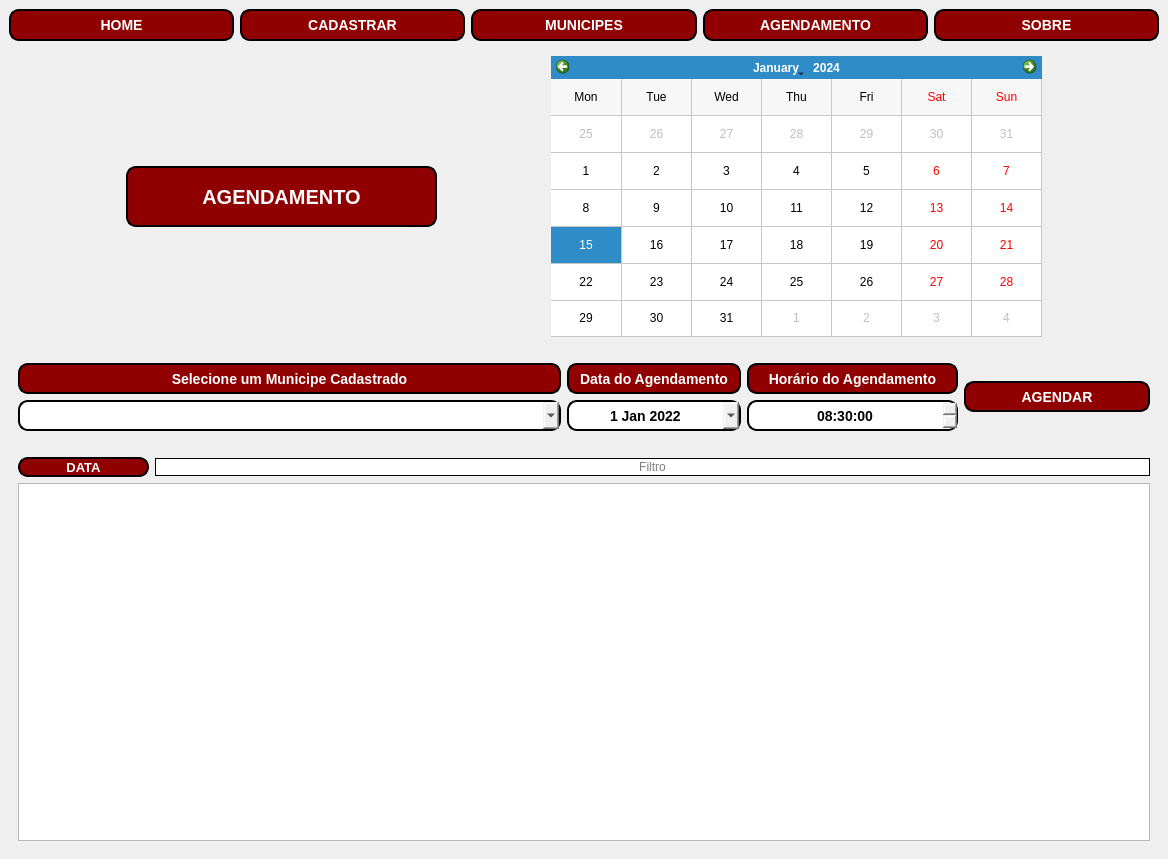
First picture: the form in MainWindow.ui, repository DouglasAVSantos/agendamentos, before the edit.
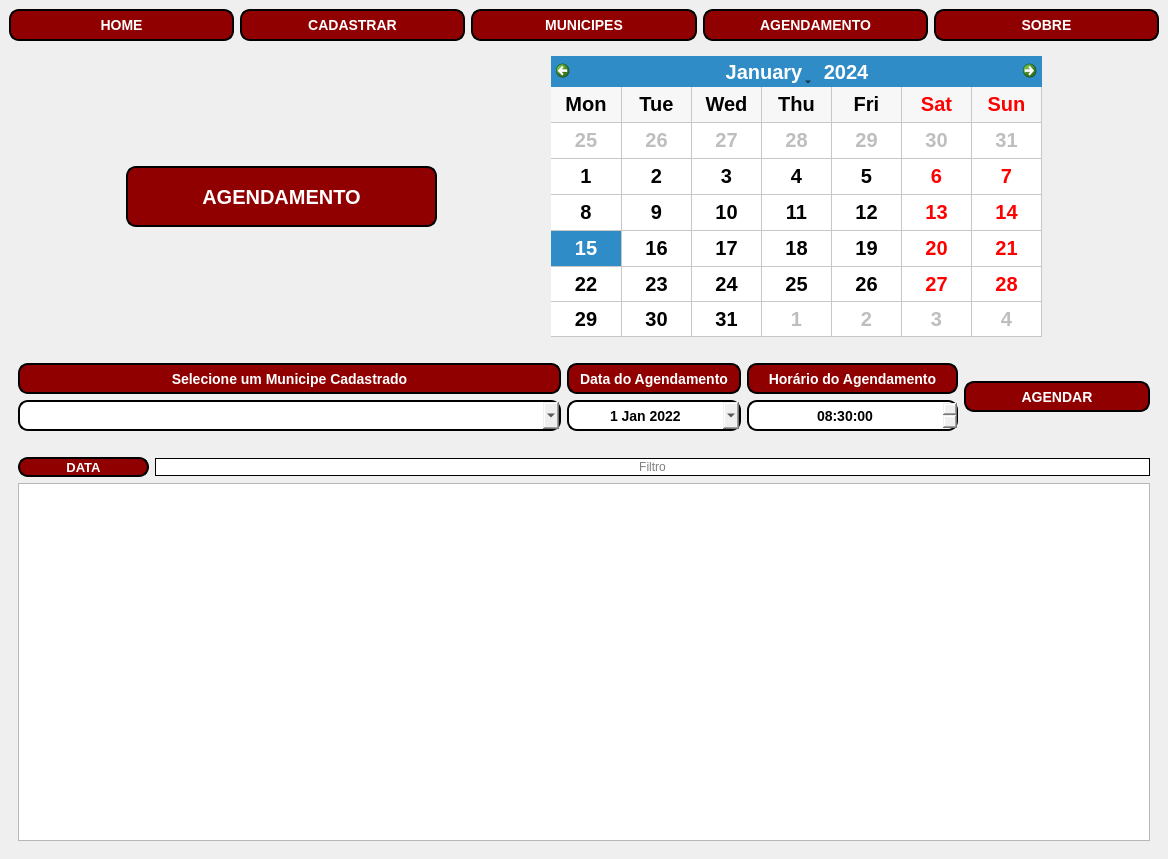
Second picture: the form after the edit. Icons and pictures are not drawn.

What changed in the file:
```diff
--- a/MainWindow.ui
+++ b/MainWindow.ui
@@ -765,6 +765,13 @@
                 <height>281</height>
                </size>
               </property>
+              <property name="font">
+               <font>
+                <pointsize>15</pointsize>
+                <weight>75</weight>
+                <bold>true</bold>
+               </font>
+              </property>
               <property name="gridVisible">
                <bool>true</bool>
               </property>
```
Left out of the diff: 23 changed lines with no effect on the pictures.
